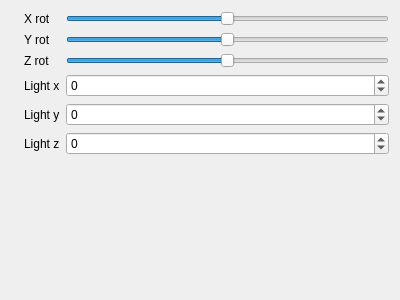
This is mainwindow.ui in noavarice/c2 as Qt 5 draws it before an edit. The edited form follows.
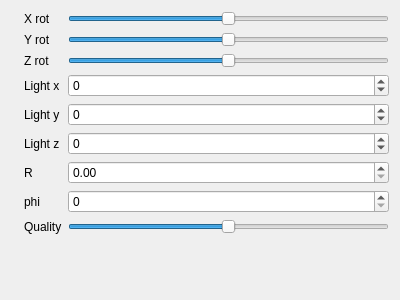
This is the edited form.

Commit message: Add GUI to configure figure

What changed in the file:
```diff
--- a/mainwindow.ui
+++ b/mainwindow.ui
@@ -126,6 +126,57 @@
         </property>
        </widget>
       </item>
+      <item row="6" column="0">
+       <widget class="QLabel" name="label_7">
+        <property name="text">
+         <string>R</string>
+        </property>
+       </widget>
+      </item>
+      <item row="7" column="0">
+       <widget class="QLabel" name="label_8">
+        <property name="text">
+         <string>phi</string>
+        </property>
+       </widget>
+      </item>
+      <item row="8" column="0">
+       <widget class="QLabel" name="label_9">
+        <property name="text">
+         <string>Quality</string>
+        </property>
+       </widget>
+      </item>
+      <item row="6" column="1">
+       <widget class="QDoubleSpinBox" name="sbR">
+        <property name="singleStep">
+         <double>0.020000000000000</double>
+        </property>
+       </widget>
+      </item>
+      <item row="7" column="1">
+       <widget class="QSpinBox" name="sbPhi">
+        <property name="maximum">
+         <number>360</number>
+        </property>
+       </widget>
+      </item>
+      <item row="8" column="1">
+       <widget class="QSlider" name="sQuality">
+        <property name="minimum">
+         <number>1</number>
+        </property>
+        <property name="maximum">
+         <number>19</number>
+        </property>
+        <property name="value">
+         <number>10</number>
+        </property>
+        <property name="orientation">
+         <enum>Qt::Horizontal</enum>
+        </property>
+       </widget>
+      </item>
      </layout>
     </item>
    </layout>
```
The commit also changes 3 other files.
